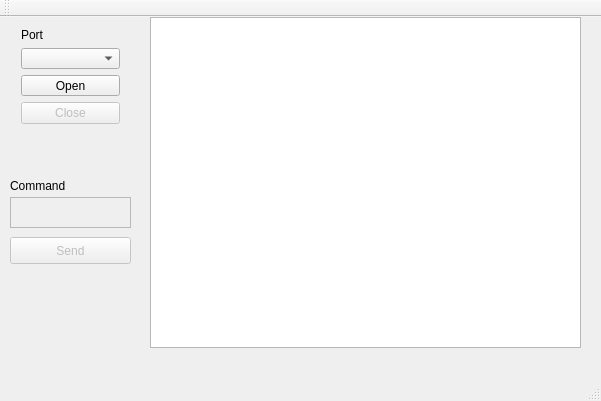
Before: the Qt Designer form Lesson_5/L5_Serial_LInk_Qt/mainwindow.ui in Codaxx/WSN_Lab_2025, drawn with Qt 5.
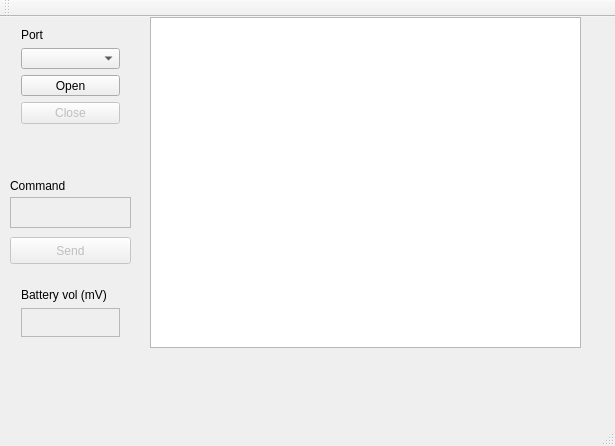
After: the same form once the commit is applied.

Diff of the .ui file:
```diff
--- a/Lesson_5/L5_Serial_LInk_Qt/mainwindow.ui
+++ b/Lesson_5/L5_Serial_LInk_Qt/mainwindow.ui
@@ -6,8 +6,8 @@
    <rect>
     <x>0</x>
     <y>0</y>
-    <width>601</width>
-    <height>401</height>
+    <width>615</width>
+    <height>446</height>
    </rect>
   </property>
   <property name="windowTitle">
@@ -108,6 +108,32 @@
      </rect>
     </property>
    </widget>
+   <widget class="QWidget" name="verticalLayoutWidget">
+    <property name="geometry">
+     <rect>
+      <x>10</x>
+      <y>260</y>
+      <width>121</width>
+      <height>71</height>
+     </rect>
+    </property>
+    <layout class="QVBoxLayout" name="verticalLayout_2">
+     <item>
+      <widget class="QLabel" name="label_3">
+       <property name="text">
+        <string>Battery vol (mV)</string>
+       </property>
+      </widget>
+     </item>
+     <item>
+      <widget class="QPlainTextEdit" name="Battery_info">
+       <property name="enabled">
+        <bool>false</bool>
+       </property>
+      </widget>
+     </item>
+    </layout>
+   </widget>
   </widget>
   <widget class="QMenuBar" name="menuBar">
    <property name="geometry">
```
Left out of the diff: 4 changed lines with no effect on the pictures.
